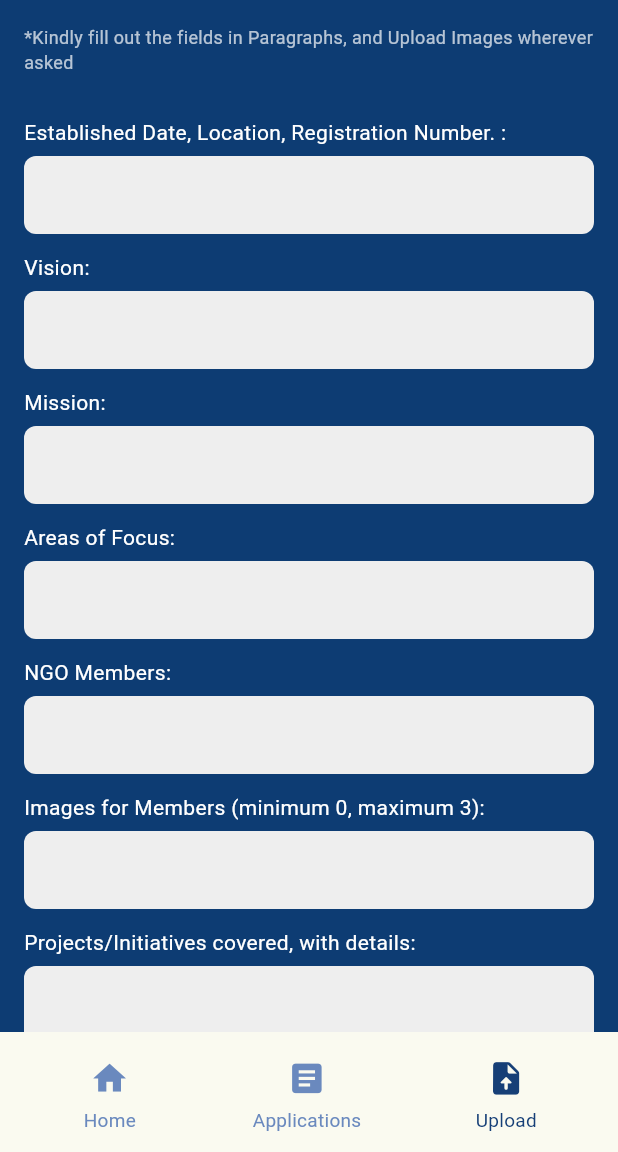
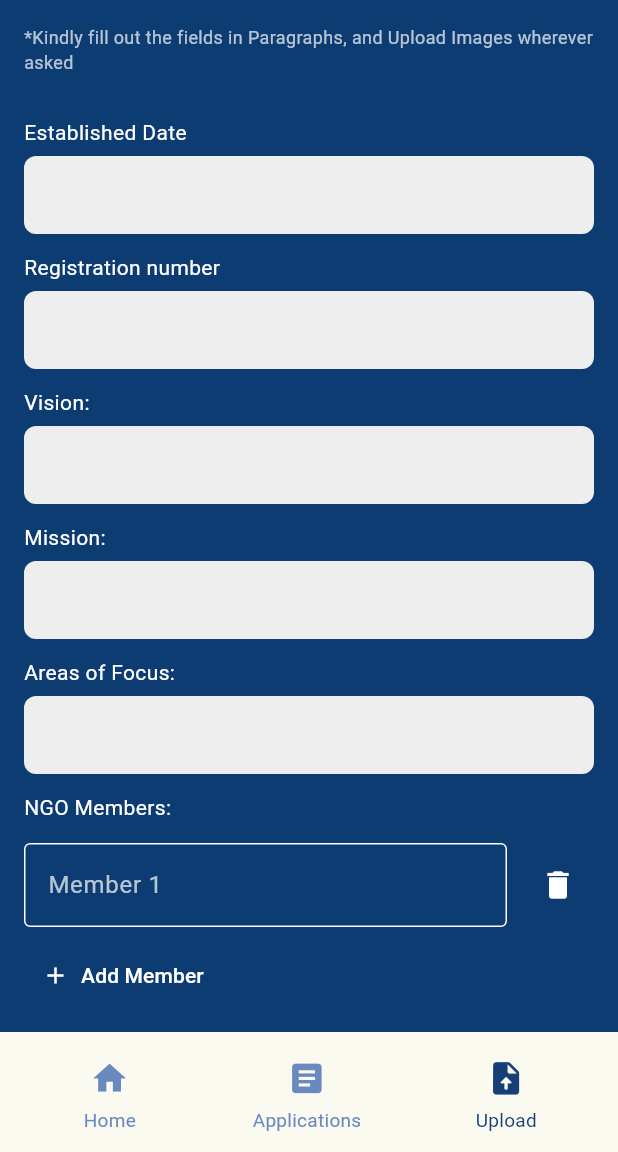
Before and after one commit to suzannedantis/ngobeacon, a Flutter app: the UpdateNGOWikiPage screen opened directly, on a phone screen of 412 x 824 dp, the part 84-1236 px from its top. Run offline on Flutter 3.47's test engine with Material 3 defaults, Android fonts, the phone set to English and light mode, and no system bars; our stand-ins replace fl_chart, google_fonts, google_sign_in, image_picker, shared_preferences, supabase_flutter; accounts and stored records are empty.

Commit message:
made changes to ngo profile

```diff
--- a/lib/NGO_WIKI/update_ngowiki_page.dart
+++ b/lib/NGO_WIKI/update_ngowiki_page.dart
@@ -3,8 +3,29 @@ import 'package:ngobeacon/NGO_WIKI/ngowiki_page.dart';
 import '../components/bottom_nav_bar.dart';
 import '../components/top_nav_bar.dart';
 
-class UpdateNGOWikiPage extends StatelessWidget {
-  const UpdateNGOWikiPage({Key? key}) : super(key: key);
+class UpdateNGOWikiPage extends StatefulWidget {
+  UpdateNGOWikiPage();
+
+  @override
+  State<UpdateNGOWikiPage> createState() => _UpdateNGOWikiPageState();
+}
+
+class _UpdateNGOWikiPageState extends State<UpdateNGOWikiPage> {
+  List<TextEditingController> controllers = [TextEditingController()];
+
+  void addField() {
+    setState(() {
+      controllers.add(TextEditingController());
+    });
+  }
+
+  void removeField(int index) {
+    setState(() {
+      if (controllers.length > 1) {
+        controllers.removeAt(index);
+      }
+    });
+  }
 
   @override
   Widget build(BuildContext context) {
@@ -23,7 +44,9 @@ class UpdateNGOWikiPage extends StatelessWidget {
                 style: TextStyle(color: Colors.white70, fontSize: 12),
               ),
               const SizedBox(height: 16),
-              buildLabel('Established Date, Location, Registration Number. :'),
+              buildLabel('Established Date'),
+              buildField(),
+              buildLabel('Registration number'),
               buildField(),
               buildLabel('Vision:'),
               buildField(),
@@ -32,21 +55,54 @@ class UpdateNGOWikiPage extends StatelessWidget {
               buildLabel('Areas of Focus:'),
               buildField(),
               buildLabel('NGO Members:'),
-              buildField(),
-              buildLabel('Images for Members (minimum 0, maximum 3):'),
-              buildField(),
-              buildLabel('Projects/Initiatives covered, with details:'),
-              buildField(),
-              buildLabel('Relevant Project Images (minimum 0, maximum 7):'),
-              buildField(),
-              buildLabel('Success Stories:'),
-              buildField(),
-              buildLabel(
-                'Relevant Success Stories Images (minimum 0, maximum 7):',
+              ...List.generate(controllers.length, (index) {
+                return Padding(
+                  padding: const EdgeInsets.symmetric(vertical: 8.0),
+                  child: Row(
+                    children: [
+                      Expanded(
+                        child: TextField(
+                          controller: controllers[index],
+                          style: const TextStyle(color: Colors.white),
+                          decoration: InputDecoration(
+                            labelText: 'Member ${index + 1}',
+                            labelStyle: const TextStyle(color: Colors.white70),
+                            enabledBorder: const OutlineInputBorder(
+                              borderSide: BorderSide(color: Colors.white),
                             ),
-              buildField(),
+                            focusedBorder: const OutlineInputBorder(
+                              borderSide: BorderSide(
+                                color: Colors.white,
+                                width: 2,
+                              ),
+                            ),
+                          ),
+                        ),
+                      ),
+                      const SizedBox(width: 10),
+                      IconButton(
+                        icon: const Icon(Icons.delete, color: Colors.white),
+                        onPressed: () => removeField(index),
+                      ),
+                    ],
+                  ),
+                );
+              }),
+              Align(
+                alignment: Alignment.centerLeft,
+                child: TextButton.icon(
+                  onPressed: addField,
+                  icon: const Icon(Icons.add, color: Colors.white),
+                  label: const Text(
+                    "Add Member",
+                    style: TextStyle(color: Colors.white),
+                  ),
+                ),
+              ),
+
               buildLabel('Contact Information and Address:'),
               buildField(),
+
               const SizedBox(height: 24),
               Center(
                 child: ElevatedButton(
@@ -62,10 +118,10 @@ class UpdateNGOWikiPage extends StatelessWidget {
                     ),
                   ),
                   onPressed: () {
-                    // Save logic here
+                    // Save logic
                     Navigator.push(
                       context,
-                      MaterialPageRoute(builder: (context) => NGOWikiPage()),
+                      MaterialPageRoute(builder: (_) => NGOWikiPage()),
                     );
                   },
                   child: const Text(
@@ -81,6 +137,7 @@ class UpdateNGOWikiPage extends StatelessWidget {
       ),
     );
   }
+}
 
 Widget buildLabel(String text) {
   return Padding(
@@ -94,15 +151,14 @@ class UpdateNGOWikiPage extends StatelessWidget {
 
 Widget buildField() {
   return TextFormField(
-      maxLines: null,
+    maxLines: null, // Unlimited lines
+    minLines: 1, // Start with 1 line
+    keyboardType: TextInputType.multiline,
     style: const TextStyle(color: Colors.black),
     decoration: InputDecoration(
       filled: true,
       fillColor: Colors.grey[200],
-        contentPadding: const EdgeInsets.symmetric(
-          vertical: 14,
-          horizontal: 12,
-        ),
+      contentPadding: const EdgeInsets.symmetric(vertical: 14, horizontal: 12),
       border: OutlineInputBorder(
         borderRadius: BorderRadius.circular(08),
         borderSide: BorderSide.none,
@@ -110,4 +166,3 @@ class UpdateNGOWikiPage extends StatelessWidget {
     ),
   );
 }
-}
```
Lines whose indentation alone changed are shown as unchanged.
